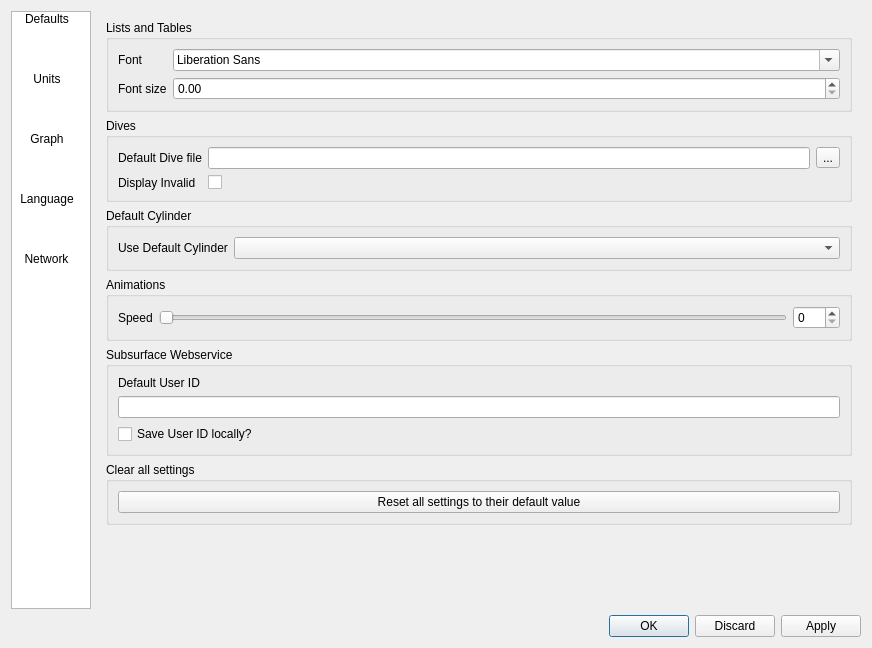
Before: the Qt Designer form qt-ui/preferences.ui in subsurface/subsurface, drawn with Qt 5.
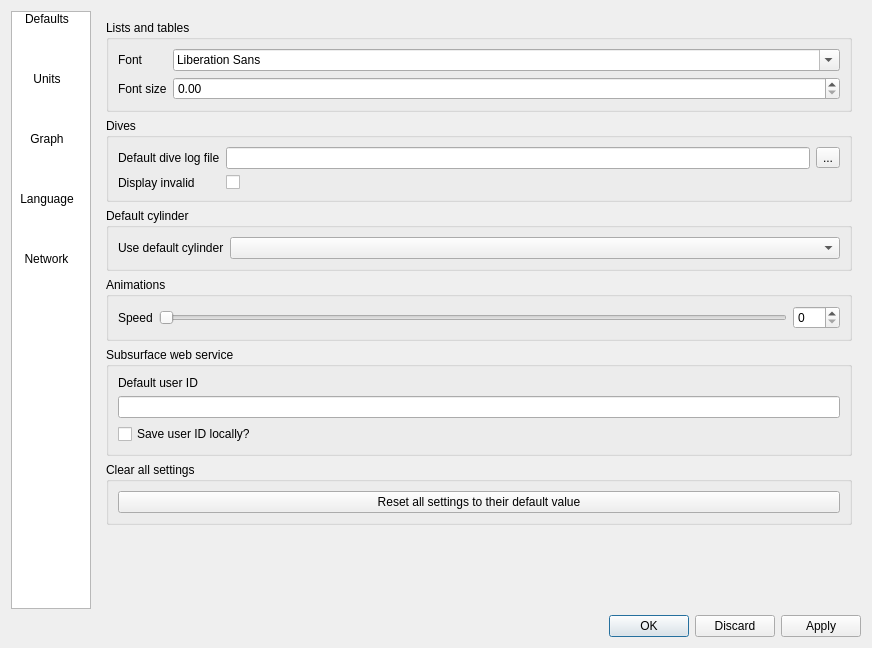
After: the same form once the commit is applied. Icons and pictures are not drawn.

Commit message: preferences capitalisation consistency

Patch:
```diff
--- a/qt-ui/preferences.ui
+++ b/qt-ui/preferences.ui
@@ -148,7 +148,7 @@
          <item>
           <widget class="QGroupBox" name="groupBox_2">
            <property name="title">
-            <string>Lists and Tables</string>
+            <string>Lists and tables</string>
            </property>
            <layout class="QFormLayout" name="formLayout_2">
             <item row="0" column="0">
@@ -183,7 +183,7 @@
             <item row="0" column="0">
              <widget class="QLabel" name="label_9">
               <property name="text">
-               <string>Default Dive file</string>
+               <string>Default dive log file</string>
               </property>
              </widget>
             </item>
@@ -204,7 +204,7 @@
             <item row="1" column="0">
              <widget class="QLabel" name="label_10">
               <property name="text">
-               <string>Display Invalid</string>
+               <string>Display invalid</string>
               </property>
              </widget>
             </item>
@@ -221,13 +221,13 @@
          <item>
           <widget class="QGroupBox" name="groupBox_6">
            <property name="title">
-            <string>Default Cylinder</string>
+            <string>Default cylinder</string>
            </property>
            <layout class="QFormLayout" name="formLayout_6">
             <item row="0" column="0">
              <widget class="QLabel" name="label_11">
               <property name="text">
-               <string>Use Default Cylinder</string>
+               <string>Use default cylinder</string>
               </property>
              </widget>
             </item>
@@ -277,13 +277,13 @@
          <item>
           <widget class="QGroupBox" name="groupBox_8">
            <property name="title">
-            <string>Subsurface Webservice</string>
+            <string>Subsurface web service</string>
            </property>
            <layout class="QVBoxLayout" name="verticalLayout_7">
             <item>
              <widget class="QLabel" name="label_16">
               <property name="text">
-               <string>Default User ID</string>
+               <string>Default user ID</string>
               </property>
              </widget>
             </item>
@@ -293,7 +293,7 @@
             <item>
              <widget class="QCheckBox" name="save_uid_local">
               <property name="text">
-               <string>Save User ID locally?</string>
+               <string>Save user ID locally?</string>
               </property>
              </widget>
             </item>
```
Left out of the diff: 16 changed lines with no effect on the pictures. Lines whose indentation alone changed are shown as unchanged. The commit also changes 1 other file.
